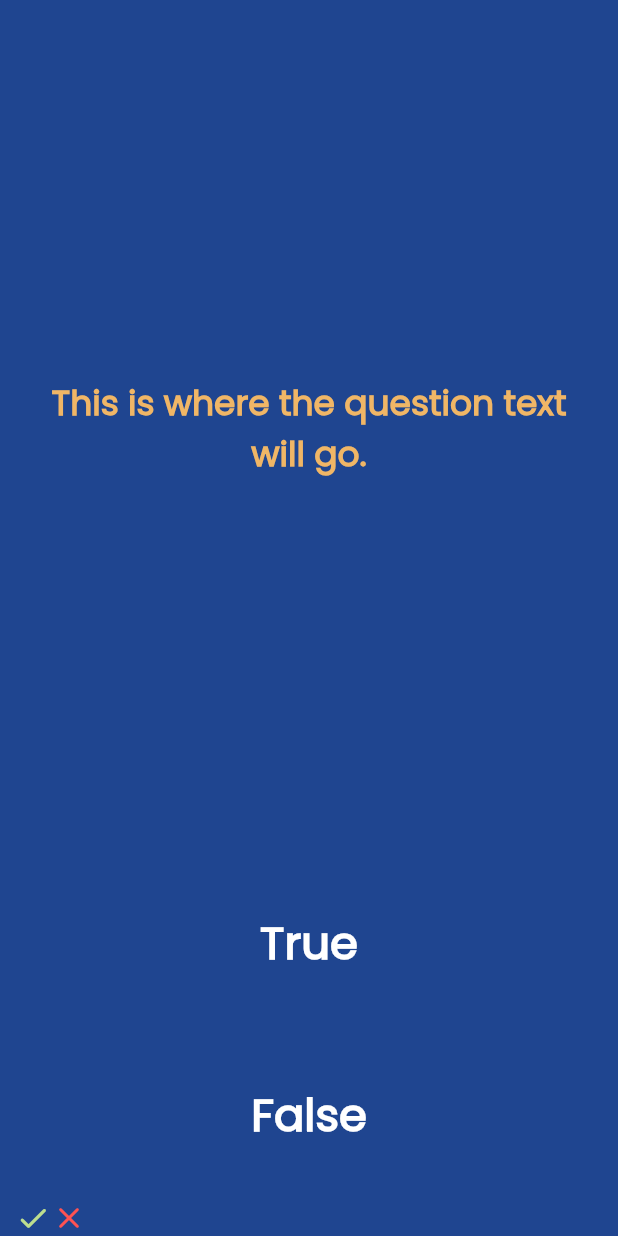
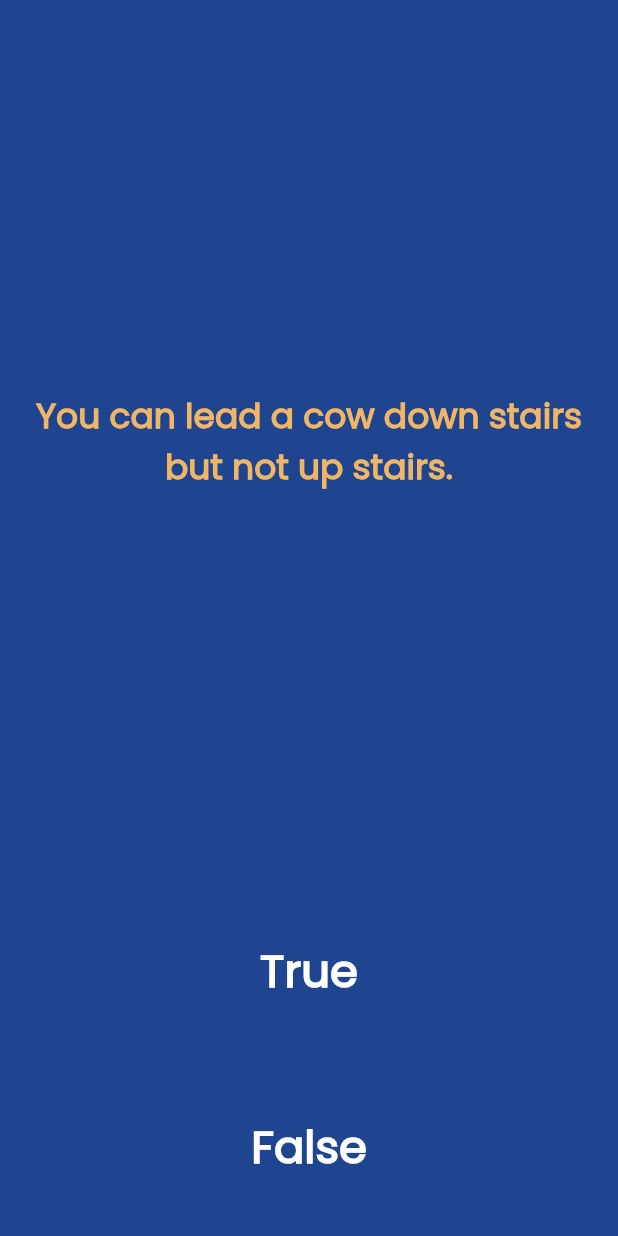
Before and after one commit to pravinkori/Quiz-App-Flutter, a Flutter app: the screen it shows after launch, on a phone screen of 412 x 824 dp. Run offline on Flutter 3.47's test engine with Material 2 defaults, Android fonts, the phone set to English and light mode, and no system bars; missing offline and left inert: neopop.

Commit message:
Displaying multiple questions.

```diff
--- a/lib/main.dart
+++ b/lib/main.dart
@@ -33,28 +33,34 @@ class QuizPage extends StatefulWidget {
 
 class _QuizPageState extends State<QuizPage> {
   List<Widget> scoreKeeper = [
-    Icon(
-      Icons.check_rounded,
-      color: Color(0xffbdde8f),
-    ),
-    Icon(
-      Icons.close_rounded,
-      color: Colors.redAccent,
-    )
+    // Icon(
+    //   Icons.check_rounded,
+    //   color: Color(0xffbdde8f),
+    // ),
+    // Icon(
+    //   Icons.close_rounded,
+    //   color: Colors.redAccent,
+    // )
   ];
+  List<String> questions = [
+    'You can lead a cow down stairs but not up stairs.',
+    'Approximately one quarter of human bones are in feet.',
+    'A slug\'s blood is green.'
+  ];
+
+  int questionIndex = 0;
   @override
   Widget build(BuildContext context) {
     return Column(
-      mainAxisAlignment: MainAxisAlignment.spaceBetween,
       crossAxisAlignment: CrossAxisAlignment.stretch,
       children: [
-        const Expanded(
+        Expanded(
           flex: 5,
           child: Padding(
             padding: EdgeInsets.all(10.0),
             child: Center(
               child: Text(
-                'This is where the question text will go.',
+                questions[questionIndex],
                 textAlign: TextAlign.center,
                 style: TextStyle(
                   color: Color(0xffF0B666),
@@ -73,13 +79,15 @@ class _QuizPageState extends State<QuizPage> {
               color: Colors.green,
               onTapUp: () {
                 setState(() {
-                  scoreKeeper.add(
-                    Icon(
-                      Icons.check,
-                      color: Color(0xffbdde8f),
-                    ),
-                  );
+                  questionIndex++;
+                  // scoreKeeper.add(
+                  //   Icon(
+                  //     Icons.check,
+                  //     color: Color(0xffbdde8f),
+                  //   ),
+                  // );
                 });
+
                 HapticFeedback.vibrate();
               },
               onTapDown: () => HapticFeedback.vibrate(),
@@ -110,12 +118,13 @@ class _QuizPageState extends State<QuizPage> {
               color: Colors.redAccent,
               onTapUp: () {
                 setState(() {
-                  scoreKeeper.add(
-                    Icon(
-                      Icons.close_rounded,
-                      color: Colors.redAccent,
-                    ),
-                  );
+                  questionIndex++;
+                  // scoreKeeper.add(
+                  //   Icon(
+                  //     Icons.close_rounded,
+                  //     color: Colors.redAccent,
+                  //   ),
+                  // );
                 });
                 HapticFeedback.vibrate();
               },
```
